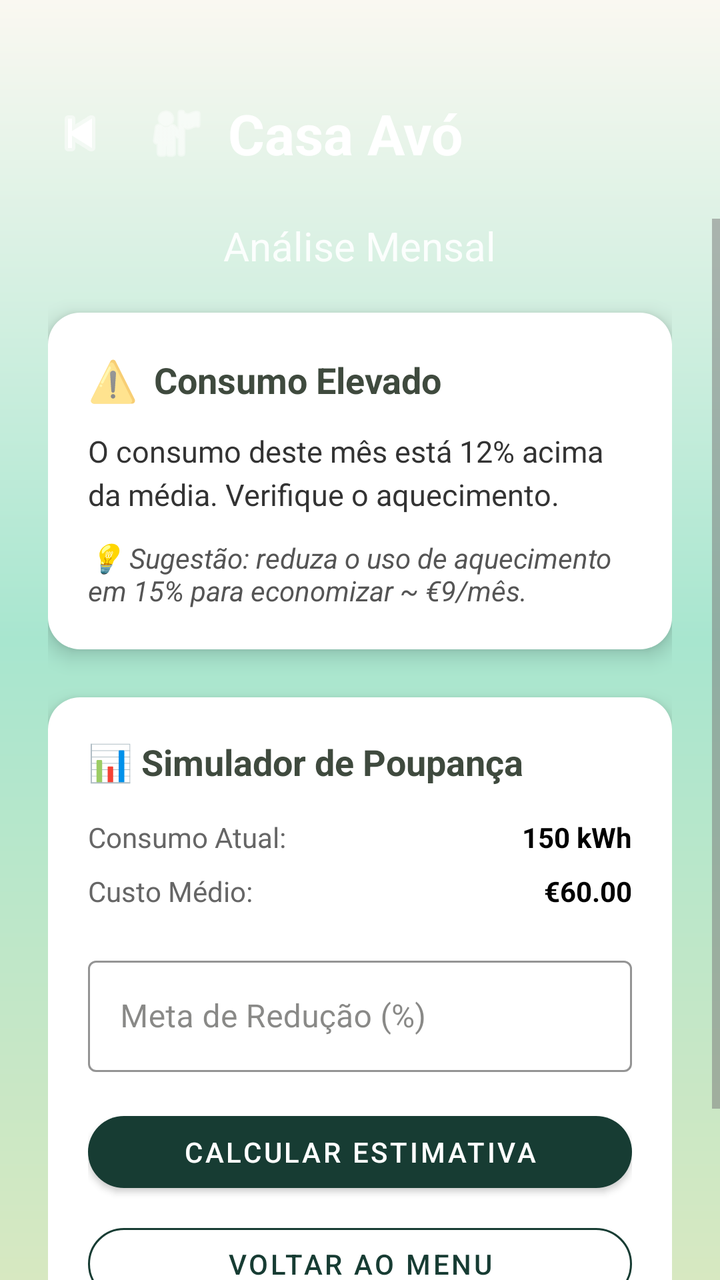
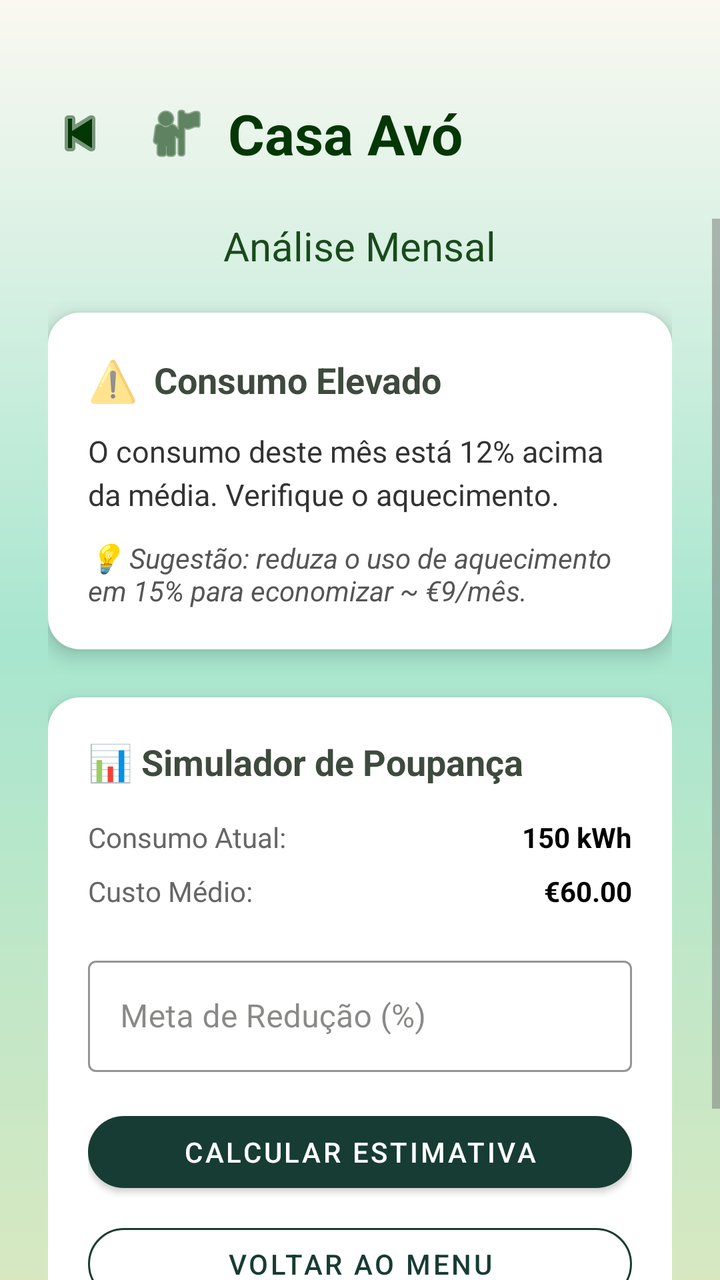

Screens rendered from an Android XML layout before and after an edit, with the pre-edit source and the edit as a unified diff.
<!-- AndroidManifest.xml: application theme Theme.EcoTrack -->
<!-- res/layout/activity_estimativa_consumo.xml -->
<?xml version="1.0" encoding="utf-8"?>
<RelativeLayout xmlns:android="http://schemas.android.com/apk/res/android"
    xmlns:app="http://schemas.android.com/apk/res-auto"
    xmlns:tools="http://schemas.android.com/tools"
    android:layout_width="match_parent"
    android:layout_height="match_parent"
    android:background="@drawable/gradient_verde"
    tools:context=".EstimativaConsumo">

    <androidx.constraintlayout.widget.ConstraintLayout
        android:id="@+id/headerCasa"
        android:layout_width="match_parent"
        android:layout_height="wrap_content"
        android:paddingHorizontal="24dp"
        android:paddingTop="48dp"
        android:paddingBottom="24dp">

        <ImageView
            android:id="@+id/btnBackArrow"
            android:layout_width="32dp"
            android:layout_height="32dp"
            android:src="@android:drawable/ic_media_previous"
            app:tint="#FFFFFF"
            android:contentDescription="Voltar"
            app:layout_constraintStart_toStartOf="parent"
            app:layout_constraintTop_toTopOf="@id/tvNomeCasaEstimativa"
            app:layout_constraintBottom_toBottomOf="@id/tvNomeCasaEstimativa" />

        <TextView
            android:id="@+id/tvLabelCategoria"
            android:layout_width="wrap_content"
            android:layout_height="wrap_content"
            android:text="ESTIMATIVA DE CONSUMO"
            android:textSize="12sp"
            android:textColor="#CCFFFFFF"
            android:letterSpacing="0.1"
            android:textStyle="bold"
            android:layout_marginBottom="4dp"
            android:layout_marginStart="16dp"
            app:layout_constraintStart_toEndOf="@id/btnBackArrow"
            app:layout_constraintBottom_toTopOf="@id/tvNomeCasaEstimativa" />

        <TextView
            android:id="@+id/tvNomeCasaEstimativa"
            android:layout_width="wrap_content"
            android:layout_height="wrap_content"
            android:text="Casa Avó"
            android:textSize="28sp"
            android:textStyle="bold"
            android:textColor="#FFFFFF"
            android:layout_marginStart="16dp"
            android:drawablePadding="10dp"
            app:drawableStartCompat="@android:drawable/ic_menu_myplaces"
            app:drawableTint="#FFFFFF"
            app:layout_constraintStart_toEndOf="@id/btnBackArrow"
            app:layout_constraintTop_toTopOf="parent" />



    </androidx.constraintlayout.widget.ConstraintLayout>

    <ScrollView
        android:layout_width="match_parent"
        android:layout_height="match_parent"
        android:layout_below="@+id/headerCasa"
        android:clipToPadding="false"
        android:paddingBottom="24dp">

        <LinearLayout
            android:layout_width="match_parent"
            android:layout_height="wrap_content"
            android:orientation="vertical"
            android:paddingHorizontal="24dp"
            android:gravity="center_horizontal">

            <TextView
                android:layout_width="wrap_content"
                android:layout_height="wrap_content"
                android:text="Análise Mensal"
                android:textColor="#FFFFFF"
                android:textSize="20sp"
                android:alpha="0.9"
                android:layout_marginBottom="20dp"
                android:textAlignment="center" />

            <LinearLayout
                android:layout_width="match_parent"
                android:layout_height="wrap_content"
                android:orientation="vertical"
                android:padding="20dp"
                android:background="@drawable/rounded_white_box"
                android:layout_marginBottom="24dp"
                android:elevation="6dp">

                <LinearLayout
                    android:layout_width="match_parent"
                    android:layout_height="wrap_content"
                    android:orientation="horizontal"
                    android:gravity="center_vertical"
                    android:layout_marginBottom="12dp">

                    <TextView
                        android:layout_width="wrap_content"
                        android:layout_height="wrap_content"
                        android:text="⚠️"
                        android:textSize="20sp"
                        android:layout_marginEnd="8dp"/>

                    <TextView
                        android:layout_width="wrap_content"
                        android:layout_height="wrap_content"
                        android:text="Consumo Elevado"
                        android:textSize="18sp"
                        android:textStyle="bold"
                        android:textColor="@color/oliveText" />
                </LinearLayout>

                <TextView
                    android:id="@+id/tvAlerta"
                    android:layout_width="match_parent"
                    android:layout_height="wrap_content"
                    android:text="O consumo deste mês está 12% acima da média. Verifique o aquecimento."
                    android:textSize="15sp"
                    android:lineSpacingExtra="4dp"
                    android:textColor="#333333"
                    android:layout_marginBottom="12dp" />

                <TextView
                    android:id="@+id/tvSugestao"
                    android:layout_width="match_parent"
                    android:layout_height="wrap_content"
                    android:text="💡 Sugestão: reduza o uso de aquecimento em 15% para economizar ~ €9/mês."
                    android:textSize="14sp"
                    android:textStyle="italic"
                    android:textColor="#555555" />
            </LinearLayout>

            <LinearLayout
                android:layout_width="match_parent"
                android:layout_height="wrap_content"
                android:orientation="vertical"
                android:padding="20dp"
                android:background="@drawable/rounded_white_box"
                android:elevation="6dp">

                <TextView
                    android:layout_width="match_parent"
                    android:layout_height="wrap_content"
                    android:text="📊 Simulador de Poupança"
                    android:textSize="18sp"
                    android:textStyle="bold"
                    android:textColor="@color/oliveText"
                    android:layout_marginBottom="16dp" />

                <LinearLayout
                    android:layout_width="match_parent"
                    android:layout_height="wrap_content"
                    android:orientation="horizontal"
                    android:layout_marginBottom="8dp">

                    <TextView
                        android:layout_width="0dp"
                        android:layout_weight="1"
                        android:layout_height="wrap_content"
                        android:text="Consumo Atual:"
                        android:textColor="#666666"/>

                    <TextView
                        android:id="@+id/tvConsumoAtual"
                        android:layout_width="wrap_content"
                        android:layout_height="wrap_content"
                        android:text="150 kWh"
                        android:textStyle="bold"
                        android:textColor="#000000"/>
                </LinearLayout>

                <LinearLayout
                    android:layout_width="match_parent"
                    android:layout_height="wrap_content"
                    android:orientation="horizontal"
                    android:layout_marginBottom="20dp">

                    <TextView
                        android:layout_width="0dp"
                        android:layout_weight="1"
                        android:layout_height="wrap_content"
                        android:text="Custo Médio:"
                        android:textColor="#666666"/>

                    <TextView
                        android:id="@+id/tvCustoAtual"
                        android:layout_width="wrap_content"
                        android:layout_height="wrap_content"
                        android:text="€60.00"
                        android:textStyle="bold"
                        android:textColor="#000000"/>
                </LinearLayout>

                <com.google.android.material.textfield.TextInputLayout
                    style="@style/Widget.MaterialComponents.TextInputLayout.OutlinedBox"
                    android:layout_width="match_parent"
                    android:layout_height="wrap_content"
                    android:hint="Meta de Redução (%)"
                    android:layout_marginBottom="16dp"
                    app:boxStrokeColor="@color/green">

                    <com.google.android.material.textfield.TextInputEditText
                        android:id="@+id/etReducao"
                        android:layout_width="match_parent"
                        android:layout_height="wrap_content"
                        android:inputType="numberDecimal" />
                </com.google.android.material.textfield.TextInputLayout>

                <com.google.android.material.button.MaterialButton
                    android:id="@+id/btnCalcular"
                    android:layout_width="match_parent"
                    android:layout_height="wrap_content"
                    android:text="Calcular Estimativa"
                    android:textColor="#FFFFFF"
                    app:cornerRadius="20dp"
                    app:backgroundTint="@color/onMint"
                    android:layout_marginBottom="8dp" />

                <com.google.android.material.button.MaterialButton
                    android:id="@+id/btnVoltar"
                    style="@style/Widget.MaterialComponents.Button.OutlinedButton"
                    android:layout_width="match_parent"
                    android:layout_height="wrap_content"
                    android:text="Voltar ao Menu"
                    android:textColor="@color/onMint"
                    app:strokeColor="@color/onMint"
                    app:cornerRadius="20dp"
                    android:layout_marginBottom="16dp" />

                <TextView
                    android:id="@+id/tvResultado"
                    android:layout_width="match_parent"
                    android:layout_height="wrap_content"
                    android:text=""
                    android:gravity="center"
                    android:textColor="@color/oliveText"
                    android:textSize="16sp"
                    android:textStyle="bold" />
            </LinearLayout>
        </LinearLayout>
    </ScrollView>
</RelativeLayout>
<!-- resources referenced by this layout -->
<resources>
  <color name="green">#033705</color>
  <color name="oliveText">#3F4A3E</color>
  <color name="onMint">#173C33</color>
  <!-- drawable gradient_verde (drawable) -->
  <shape xmlns:android="http://schemas.android.com/apk/res/android">
      <gradient
          android:startColor="@color/pastel_lightgreen"
          android:centerColor="@color/mint_start"
          android:endColor="@color/pastel_whitewarm"
          android:angle="90" />
  
      <corners android:radius="0dp" />
  </shape>
  <!-- drawable rounded_white_box (drawable) -->
  <shape xmlns:android="http://schemas.android.com/apk/res/android" android:shape="rectangle">
      <solid android:color="#FFFFFF"/>
      <corners android:radius="16dp"/>
      <padding android:left="12dp" android:top="12dp" android:right="12dp" android:bottom="12dp"/>
  </shape>
  <style name="Theme.EcoTrack" parent="Theme.MaterialComponents.Light.NoActionBar">
          
          <item name="colorPrimary">@color/colorPrimary</item>
          <item name="colorOnPrimary">@color/colorOnPrimary</item>
          <item name="colorSecondary">@color/colorSecondary</item>
          <item name="colorOnSecondary">@color/colorOnSecondary</item>
  
          
          <item name="colorOnBackground">@color/background_beige</item>
          <item name="colorSurface">@color/colorSurface</item>
          <item name="colorOnSurface">@color/colorOnSurface</item>
          <item name="android:windowBackground">@color/background_beige</item>
  
          
          <item name="colorPrimaryContainer">@color/colorPrimaryContainer</item>
          <item name="colorOnPrimaryContainer">@color/colorOnPrimaryContainer</item>
          <item name="colorSecondaryContainer">@color/colorSecondaryContainer</item>
          <item name="colorOnSecondaryContainer">@color/colorOnSecondaryContainer</item>
  
          
          <item name="colorError">@color/colorError</item>
          <item name="colorOnError">@color/colorOnError</item>
          <item name="colorErrorContainer">@color/colorErrorContainer</item>
          <item name="colorOnErrorContainer">@color/colorOnErrorContainer</item>
  
          
          <item name="colorOutline">@color/colorOutline</item>
  
          
          <item name="android:textColorPrimary">@color/text_primary</item>
          <item name="android:textColorSecondary">@color/text_secondary</item>
  
          
          <item name="android:statusBarColor">@color/colorPrimary</item>
          <item name="android:navigationBarColor">@color/background_beige</item>
      </style>
  <color name="pastel_lightgreen">#D7E8C1</color>
  <color name="mint_start">#A8E6CF</color>
  <color name="pastel_whitewarm">#FAF8F1</color>
  <color name="colorPrimary">#2E7D5B</color>
  <color name="colorOnPrimary">#FFFFFF</color>
  <color name="colorSecondary">#52644F</color>
  <color name="colorOnSecondary">#FFFFFF</color>
  <color name="background_beige">#FFFDF8</color>
  <color name="colorSurface">#FAF7F2</color>
  <color name="colorOnSurface">#3B3A37</color>
  <color name="colorPrimaryContainer">#BFE3CF</color>
  <color name="colorOnPrimaryContainer">#1A3B2C</color>
  <color name="colorSecondaryContainer">#D5E8D7</color>
  <color name="colorOnSecondaryContainer">#1F352F</color>
  <color name="colorError">#B3261E</color>
  <color name="colorOnError">#FFFFFF</color>
  <color name="colorErrorContainer">#F9DEDC</color>
  <color name="colorOnErrorContainer">#410E0B</color>
  <color name="colorOutline">#D8D2C8</color>
  <color name="text_primary">#2E2E2E</color>
  <color name="text_secondary">#7A7A7A</color>
</resources>

<!-- the commit's change to res/layout/activity_estimativa_consumo.xml (unified diff, before → after) -->
@@ -20,7 +20,7 @@
             android:layout_width="32dp"
             android:layout_height="32dp"
             android:src="@android:drawable/ic_media_previous"
-            app:tint="#FFFFFF"
+            app:tint="@color/green"
             android:contentDescription="Voltar"
             app:layout_constraintStart_toStartOf="parent"
             app:layout_constraintTop_toTopOf="@id/tvNomeCasaEstimativa"
@@ -47,11 +47,11 @@
             android:text="Casa Avó"
             android:textSize="28sp"
             android:textStyle="bold"
-            android:textColor="#FFFFFF"
+            android:textColor="@color/green"
             android:layout_marginStart="16dp"
             android:drawablePadding="10dp"
             app:drawableStartCompat="@android:drawable/ic_menu_myplaces"
-            app:drawableTint="#FFFFFF"
+            app:drawableTint="@color/green"
             app:layout_constraintStart_toEndOf="@id/btnBackArrow"
             app:layout_constraintTop_toTopOf="parent" />
 
@@ -77,7 +77,7 @@
                 android:layout_width="wrap_content"
                 android:layout_height="wrap_content"
                 android:text="Análise Mensal"
-                android:textColor="#FFFFFF"
+                android:textColor="@color/green"
                 android:textSize="20sp"
                 android:alpha="0.9"
                 android:layout_marginBottom="20dp"
